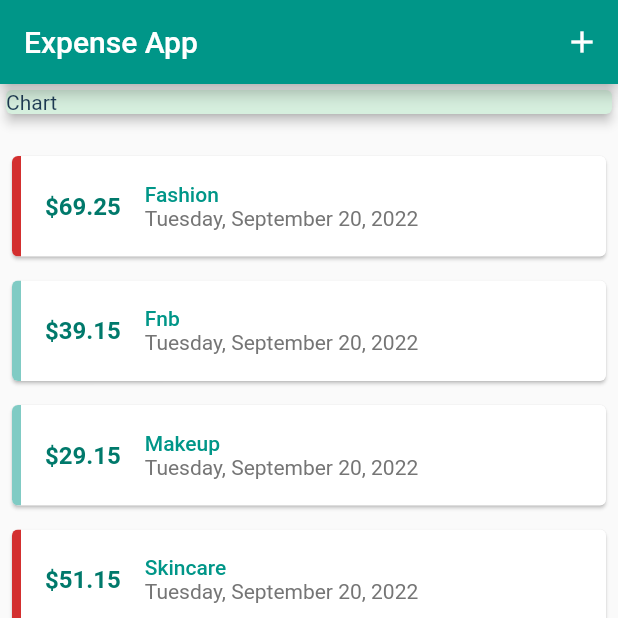
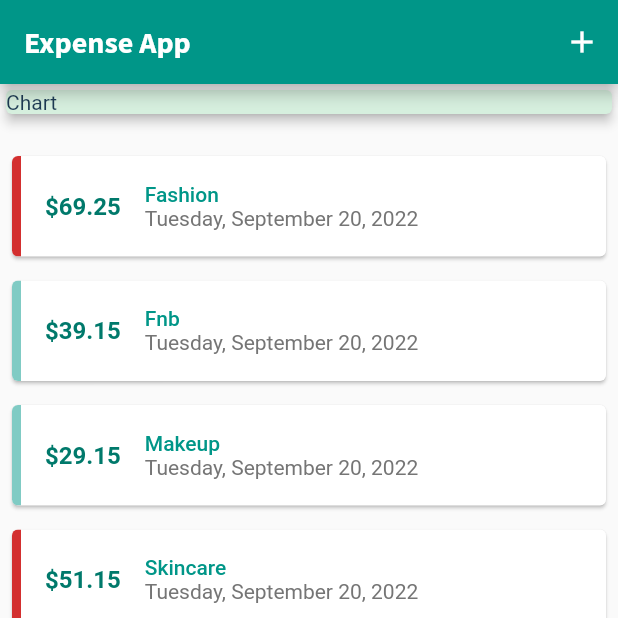
Before and after one commit to agatharejina/flutter_expense_project_exercise, a Flutter app: the screen it shows after launch, on a phone screen of 412 x 824 dp, the top half of it. Run offline on Flutter 3.47's test engine with Material 2 defaults, Android fonts, the phone set to English and light mode, and no system bars.

Commit message:
Add custom font family

```diff
--- a/lib/main.dart
+++ b/lib/main.dart
@@ -14,6 +14,12 @@ class MyApp extends StatelessWidget {
       title: 'Personal Expense',
       theme: ThemeData(
         primarySwatch: Colors.teal,
+        fontFamily: 'Inter',
+        textTheme: ThemeData.light().textTheme.copyWith(
+            titleLarge: const TextStyle(
+                fontFamily: 'SourceSansPro', fontWeight: FontWeight.bold),
+            titleSmall:
+                const TextStyle(fontFamily: 'SourceSansPro', fontSize: 12)),
       ),
       home: MyHomePage(),
     );
```
Also changed, not shown: pubspec.yaml (+17 -10 lines), assets/fonts/Inter-Bold.ttf (added), assets/fonts/Inter-Medium.ttf (added), assets/fonts/Inter-Regular.ttf (added), assets/fonts/Inter-SemiBold.ttf (added), assets/fonts/SourceSansPro-Bold.ttf (added), assets/fonts/SourceSansPro-Light.ttf (added), assets/fonts/SourceSansPro-Regular.ttf (added), assets/fonts/SourceSansPro-SemiBold.ttf (added).
